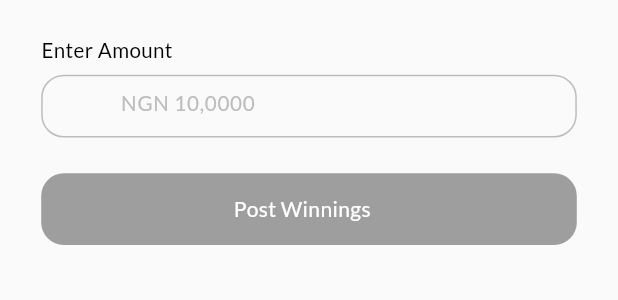
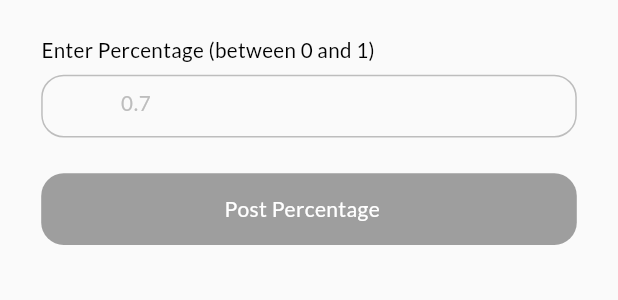
Before and after one commit to sammyovia/10-dollar-frontend-service, a Flutter app: the SetWinningsView widget shown alone on an empty page, opened directly, on a phone screen of 412 x 824 dp. Shown: the top 300 px of the screen. Run offline on Flutter 3.47's test engine with Material 3 defaults, Android fonts, the light colour scheme and no system bars; our stand-ins replace carousel_slider, device_preview, dio, file_picker, firebase_auth, firebase_core and 14 more; missing offline and left inert: appinio_video_player, mini_music_visualizer, paystack_for_flutter; accounts and stored records are empty; network calls fail.

Commit message:
added percentage

```diff
--- a/dollar_app/lib/features/main/admin/view/admin_view.dart
+++ b/dollar_app/lib/features/main/admin/view/admin_view.dart
@@ -161,9 +161,9 @@ class _SetWinningsViewState extends ConsumerState<SetWinningsView> {
                 },
                 keybordType:
                     const TextInputType.numberWithOptions(decimal: true),
-                labelText: "Enter Amount",
+                labelText: "Enter Percentage (between 0 and 1)",
                 errorText: "",
-                hintText: "NGN 10,0000"),
+                hintText: "0.7"),
             SizedBox(
               height: 20.h,
             ),
@@ -173,8 +173,9 @@ class _SetWinningsViewState extends ConsumerState<SetWinningsView> {
               putIcon: false,
               enabled: isValid,
               height: 40.h,
-              title: "Post Winnings",
+              title: "Post Percentage",
               onPressed: () {
+
                 if (isValid) {
                   ref.read(setWinningsProvider.notifier).setWinning(
                       context: context,
--- a/dollar_app/lib/features/main/polls/provider/weekly_winnings_provider.dart
+++ b/dollar_app/lib/features/main/polls/provider/weekly_winnings_provider.dart
@@ -43,9 +43,13 @@ class SetWinningsProvider extends AsyncNotifier<Map<String, dynamic>> {
           path: '/tickets/winning-percentage',
           body: {"percentage": percentage});
       if (context.mounted) {
-        Toast.showSuccessToast(context, "Successful");
+        if (response['status'] == true) {
+          Toast.showSuccessToast(context, "Successful");
+          ref.read(weeklyWinningsProder.notifier).displayWinngs(context);
+        }
       }
       log(response.toString());
+
       state = AsyncData(response);
     } catch (e) {
       if (context.mounted) {
@@ -64,6 +68,6 @@ class SetWinningsProvider extends AsyncNotifier<Map<String, dynamic>> {
 final weeklyWinningsProder =
     AsyncNotifierProvider<WeeklyWinningsProder, Map<String, dynamic>>(
         WeeklyWinningsProder.new);
-        final setWinningsProvider =
+final setWinningsProvider =
     AsyncNotifierProvider<SetWinningsProvider, Map<String, dynamic>>(
         SetWinningsProvider.new);
```
Also changed, not shown: 4 other files.
